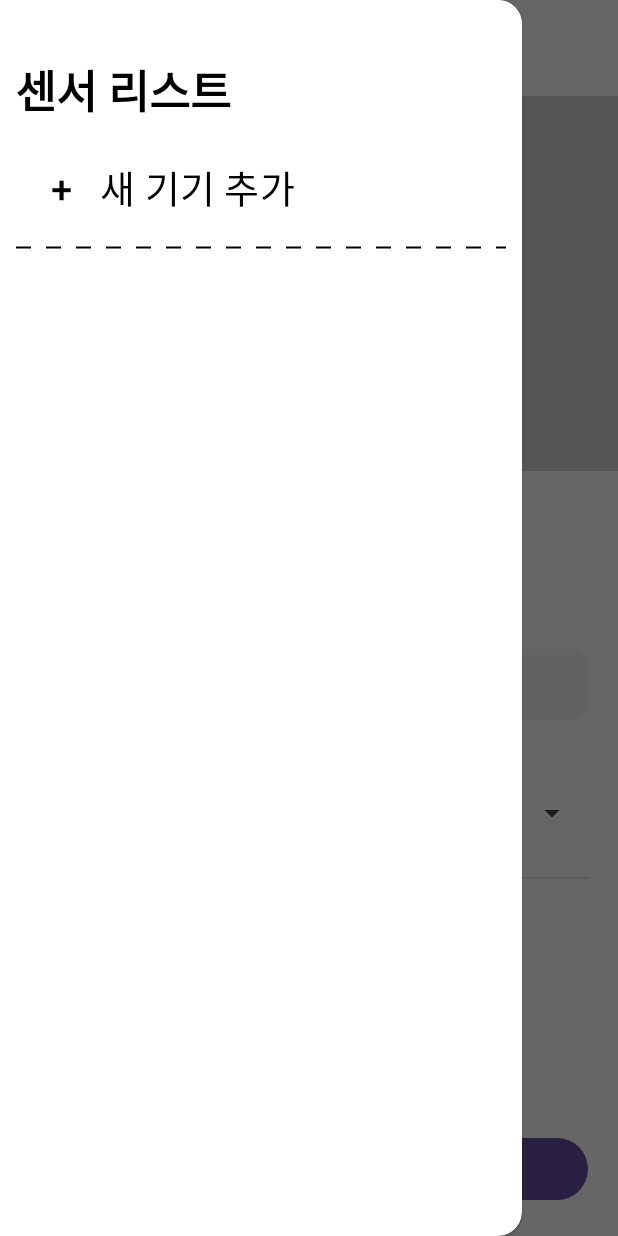
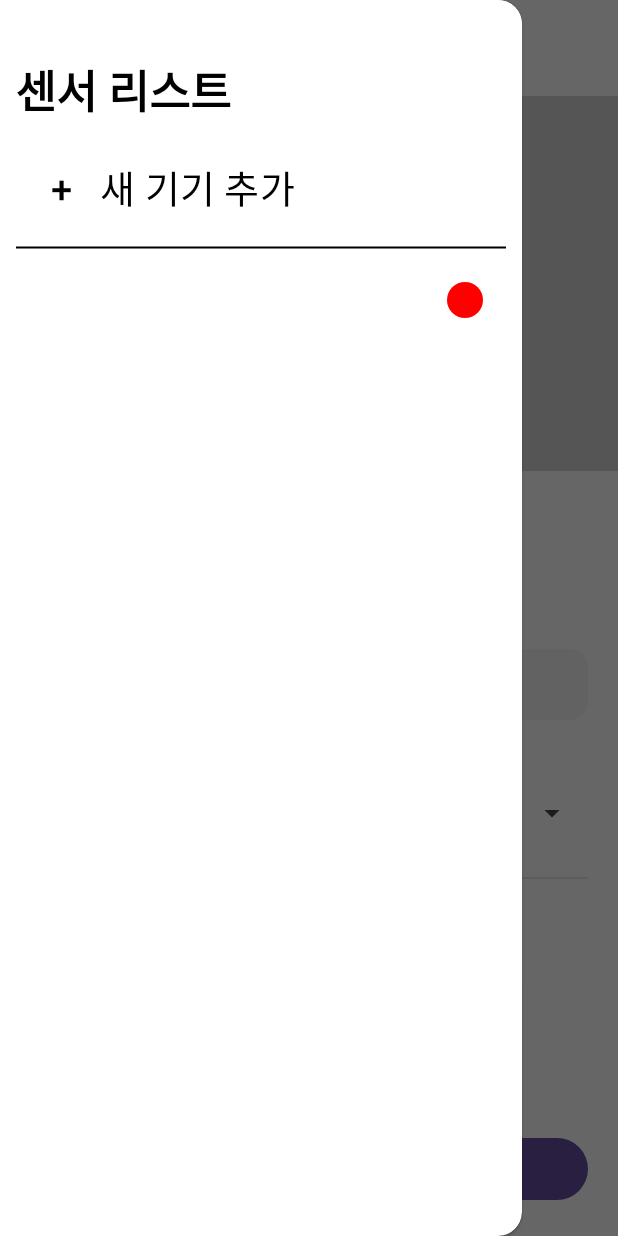
Before and after one commit to jookbooin/nongchon-tambang, an Android app: the screen it shows after launch (UserProfileActivity), with the side drawer open, on a phone screen of 412 x 824 dp. Run offline under Robolectric (Android 15) with nearby library versions, the phone set to English and light mode, and no system bars; our stand-ins replace CircleImageView, Dagger/Hilt's generated code, Firebase (no records; nobody signed in at launch, a user with empty details on screens opened directly); 1 statement that could not run was skipped.

Commit message:
Feat : 테스트용 서비스 종료 버튼 임시 추가

```diff
--- a/app/src/main/java/com/capstone/nongchown/View/Activity/UserProfileActivity.kt
+++ b/app/src/main/java/com/capstone/nongchown/View/Activity/UserProfileActivity.kt
@@ -293,6 +293,15 @@ class UserProfileActivity : AppCompatActivity(), NavigationView.OnNavigationItem
         addNewDevices(navHeader)
         pairedDevices(navHeader)
         connectDevice()
+
+        // 서비스 종료
+        val disconnectView = navHeader.findViewById<View>(R.id.disconnect)
+        disconnectView.setOnClickListener{
+            if (isServiceRunning()){
+                stopForegroundService()
+                showToast("모든 연결을 종료합니다.")
+            }
+        }
     }
 
     private fun connectDevice() {
--- a/app/src/main/res/drawable/dotted_line.xml
+++ b/app/src/main/res/drawable/dotted_line.xml
@@ -4,8 +4,9 @@
     <solid android:color="@android:color/transparent" />
     <stroke
         android:width="1dp"
-        android:color="@android:color/black"
-        android:dashWidth="10dp"
-        android:dashGap="10dp"/>
+        android:color="@android:color/black"/>
+<!--        android:dashWidth="10dp"-->
+<!--        android:dashGap="10dp"-->
+<!--        />-->
     <size android:height="1dp"/>
 </shape>
--- /dev/null
+++ b/app/src/main/res/drawable/red_circle_shape.xml
@@ -0,0 +1,5 @@
+<?xml version="1.0" encoding="utf-8"?>
+<shape xmlns:android="http://schemas.android.com/apk/res/android"
+    android:shape="oval">
+    <solid android:color="#FF0000"/>
+</shape>
--- a/app/src/main/res/layout/nav_header.xml
+++ b/app/src/main/res/layout/nav_header.xml
@@ -43,4 +43,37 @@
         android:layout_height="wrap_content"
         />
 
+
+    <LinearLayout
+        android:layout_width="match_parent"
+        android:layout_height="wrap_content"
+        android:orientation="horizontal"
+        android:paddingLeft="16dp"
+        android:paddingTop="10dp"
+        android:paddingBottom="10dp"
+        android:paddingRight="16dp"
+        android:gravity="center_vertical">
+
+        <TextView
+            android:id="@+id/name"
+            android:layout_width="0dp"
+            android:layout_height="wrap_content"
+            android:layout_weight="1"
+            android:textSize="21dp"
+            android:text=""
+            android:ellipsize="end"
+            android:singleLine="true"/>
+
+        <View
+            android:id="@+id/disconnect"
+            android:layout_width="24dp"
+            android:layout_height="24dp"
+            android:layout_marginStart="10dp"
+            android:background="@drawable/red_circle_shape"
+            android:clickable="true"
+            android:focusable="true"/>
+
+    </LinearLayout>
+
+
 </LinearLayout>
```
